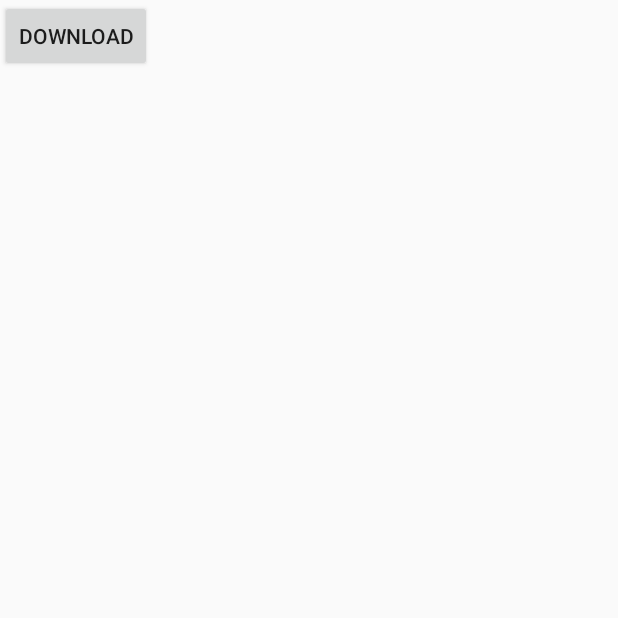
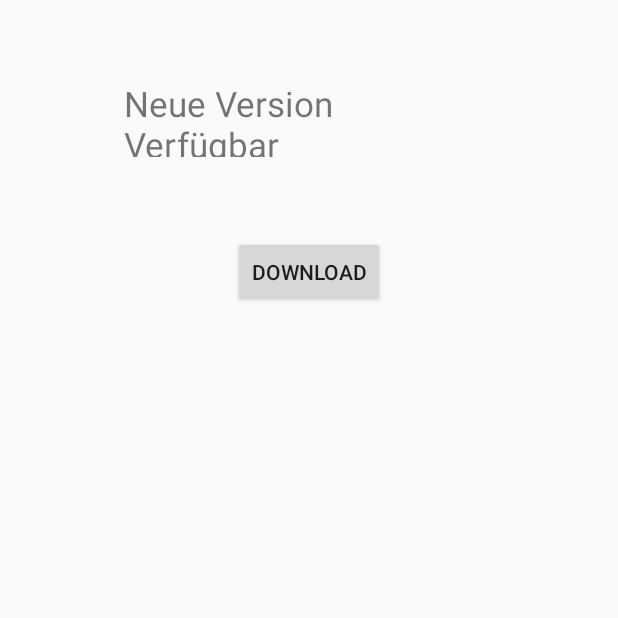
Before and after one commit to Maks-stack/WatchMax-AndroidClient, an Android app: the screen it shows after launch (DownloadActivity), after a tap on "DOWNLOAD", on a phone screen of 412 x 824 dp, the top half of it. Run offline under Robolectric (Android 15) with nearby library versions, the phone set to English and light mode, and no system bars; our stand-ins replace Volley.

Commit message:
Add constants and modify download apk layout

```diff
--- a/app/build.gradle
+++ b/app/build.gradle
@@ -5,7 +5,7 @@ android {
     buildToolsVersion "25.0.2"
     defaultConfig {
         applicationId "com.example.maks.maxwatchapp"
-        minSdkVersion 21
+        minSdkVersion 18
         targetSdkVersion 25
         versionCode 1
         versionName "1.0"
--- a/app/src/main/java/com/example/maks/maxwatchapp/activities/DownloadActivity.java
+++ b/app/src/main/java/com/example/maks/maxwatchapp/activities/DownloadActivity.java
@@ -9,6 +9,7 @@ import android.content.Intent;
 import android.content.IntentFilter;
 import android.content.pm.PackageManager;
 import android.net.Uri;
+import android.os.Build;
 import android.os.Bundle;
 import android.os.Environment;
 import android.support.v4.app.ActivityCompat;
@@ -41,7 +42,7 @@ public class DownloadActivity extends Activity {
             @Override
             public void onClick(View v) {
                 Log.v("MAX", "DATA DIRECTORY: " + filePath);
-                DeleteFiles();
+                DeleteOldInstallationFiles();
                 CheckPermission();
             }
         });
@@ -56,22 +57,26 @@ public class DownloadActivity extends Activity {
     }
 
     void CheckPermission() {
-        if (checkSelfPermission(android.Manifest.permission.WRITE_EXTERNAL_STORAGE) != PackageManager.PERMISSION_GRANTED) {
-            ActivityCompat.requestPermissions(this, new String[]{Manifest.permission.WRITE_EXTERNAL_STORAGE}, 1);
+        if (Build.VERSION.SDK_INT >= Build.VERSION_CODES.M) {
+            if (checkSelfPermission(android.Manifest.permission.WRITE_EXTERNAL_STORAGE) != PackageManager.PERMISSION_GRANTED) {
+                ActivityCompat.requestPermissions(this, new String[]{Manifest.permission.WRITE_EXTERNAL_STORAGE}, 1);
+            } else {
+                DownloadUpdate();
+            }
         }else {
             DownloadUpdate();
         }
     }
 
-    void DeleteFiles(){
+    void DeleteOldInstallationFiles(){
         File dir = new File("/storage/emulated/0/Android/data/com.example.maks.maxwatchapp/files" + filePath);
-
         Log.v("MAX", "Dir exists: " + dir.exists());
-
-        File[] files = dir.listFiles();
-        for(int i = 0; i < files.length; i++) {
-            boolean deleted = files[i].delete();
-            Log.v("MAX", "Deleted: " + deleted);
+        if(dir.exists()) {
+            File[] files = dir.listFiles();
+            for (int i = 0; i < files.length; i++) {
+                boolean deleted = files[i].delete();
+                Log.v("MAX", "Deleted: " + deleted);
+            }
         }
     }
 
--- a/app/src/main/java/com/example/maks/maxwatchapp/activities/WatchActivity.java
+++ b/app/src/main/java/com/example/maks/maxwatchapp/activities/WatchActivity.java
@@ -16,6 +16,7 @@ import com.android.volley.VolleyError;
 import com.android.volley.toolbox.JsonArrayRequest;
 import com.android.volley.toolbox.Volley;
 import com.example.maks.maxwatchapp.R;
+import com.example.maks.maxwatchapp.constants.UserConstants;
 import com.example.maks.maxwatchapp.models.User;
 
 import org.json.JSONArray;
@@ -35,12 +36,10 @@ public class WatchActivity extends AppCompatActivity {
         super.onCreate(savedInstanceState);
         setContentView(R.layout.activity_watch);
 
-        String url = "http://max-watch-api.makshub.com/api/v1/users";
-
         if(updateAvailable) {
             OpenUpdateIntent();
         }else {
-            final JsonArrayRequest getUsers = new JsonArrayRequest(Request.Method.GET, url, null, new Response.Listener<JSONArray>() {
+            final JsonArrayRequest getUsers = new JsonArrayRequest(Request.Method.GET, UserConstants.getUsersUrl, null, new Response.Listener<JSONArray>() {
                 @Override
                 public void onResponse(JSONArray response) {
                     System.out.println(response.toString());
--- /dev/null
+++ b/app/src/main/java/com/example/maks/maxwatchapp/constants/DataConstants.java
@@ -0,0 +1,11 @@
+package com.example.maks.maxwatchapp.constants;
+
+/**
+ * Created by Maks on 24/06/17.
+ */
+
+public class DataConstants {
+
+    public final static String getMetaDataUrl = "http://max-watch-api.makshub.com/api/v1/metaData";
+
+}
--- /dev/null
+++ b/app/src/main/java/com/example/maks/maxwatchapp/constants/UserConstants.java
@@ -0,0 +1,11 @@
+package com.example.maks.maxwatchapp.constants;
+
+/**
+ * Created by Maks on 24/06/17.
+ */
+
+public class UserConstants {
+
+    public final static String getUsersUrl = "http://max-watch-api.makshub.com/api/v1/users";
+
+}
--- a/app/src/main/res/layout/download_apk.xml
+++ b/app/src/main/res/layout/download_apk.xml
@@ -1,5 +1,6 @@
 <?xml version="1.0" encoding="utf-8"?>
 <LinearLayout xmlns:android="http://schemas.android.com/apk/res/android"
+    xmlns:app="http://schemas.android.com/apk/res-auto"
     xmlns:tools="http://schemas.android.com/tools"
     android:orientation="vertical" android:layout_width="match_parent"
     android:layout_height="match_parent">
@@ -15,8 +16,30 @@
             android:id="@+id/downloadButton"
             android:layout_alignParentTop="true"
             android:layout_centerHorizontal="true"
-            tools:layout_editor_absoluteY="123dp"
-            tools:layout_editor_absoluteX="142dp" />
+            android:layout_marginStart="16dp"
+            app:layout_constraintLeft_toLeftOf="parent"
+            android:layout_marginEnd="16dp"
+            app:layout_constraintRight_toRightOf="parent"
+            android:layout_marginTop="16dp"
+            app:layout_constraintTop_toTopOf="parent"
+            app:layout_constraintBottom_toBottomOf="parent"
+            android:layout_marginBottom="16dp"
+            app:layout_constraintVertical_bias="0.19" />
+
+        <TextView
+            android:text="Neue Version Verfügbar"
+            android:layout_width="247dp"
+            android:layout_height="51dp"
+            android:id="@+id/textView3"
+            android:layout_marginBottom="16dp"
+            app:layout_constraintRight_toRightOf="@+id/downloadButton"
+            app:layout_constraintTop_toTopOf="parent"
+            android:layout_marginTop="16dp"
+            android:fontFamily="sans-serif"
+            android:textSize="23sp"
+            app:layout_constraintBottom_toBottomOf="parent"
+            app:layout_constraintVertical_bias="0.05"
+            app:layout_constraintLeft_toLeftOf="@+id/downloadButton" />
     </android.support.constraint.ConstraintLayout>
 
 </LinearLayout>
```
